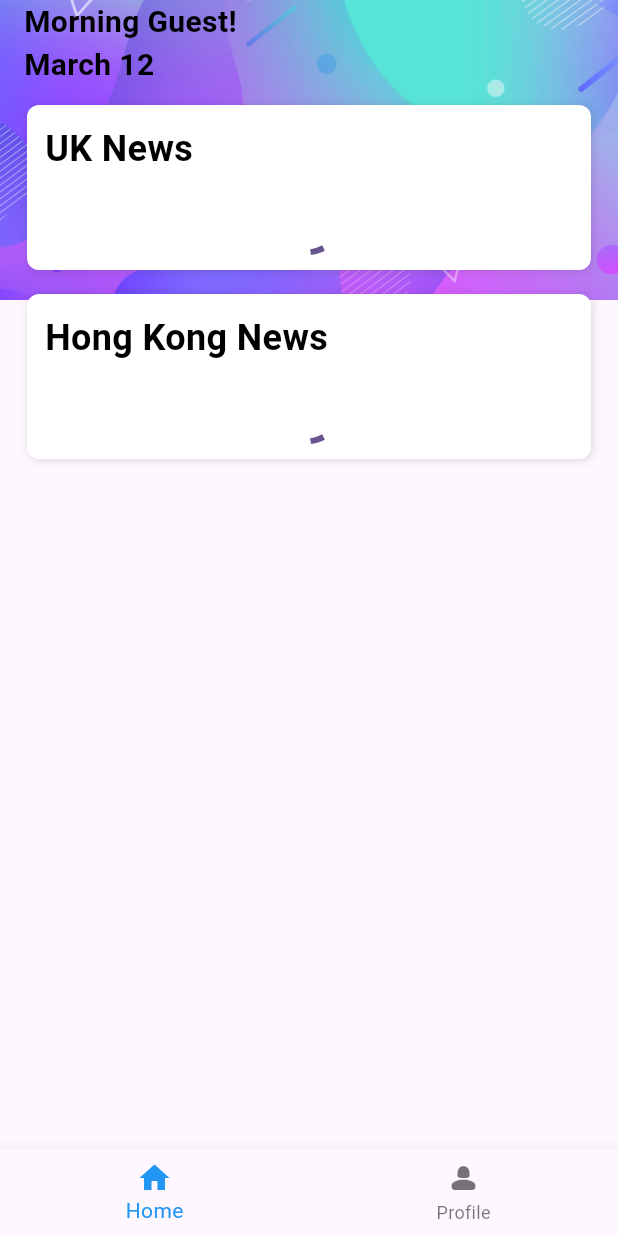
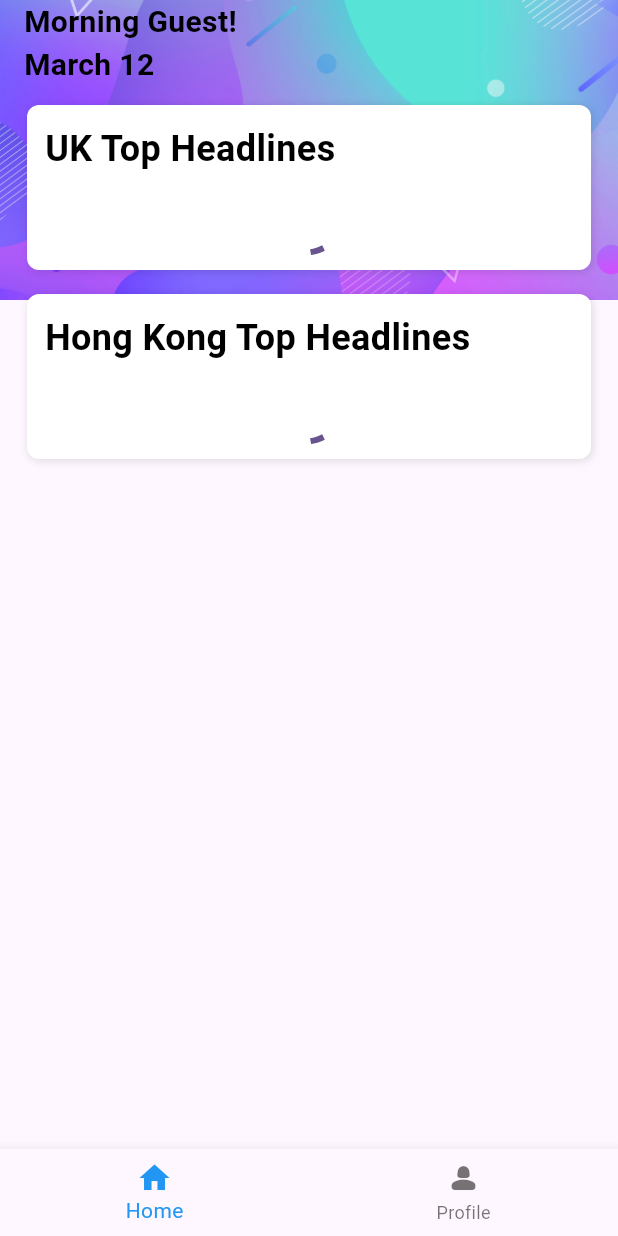
Before and after one commit to hildaylchung/flutter-app-showcase, a Flutter app: the screen it shows after launch, on a phone screen of 412 x 824 dp. Run offline on Flutter 3.47's test engine with Material 3 defaults, Android fonts, the phone set to English and light mode, and no system bars; our stand-ins replace flutter_dotenv, flutter_hooks, flutter_riverpod, get_time_ago, google_fonts, hooks_riverpod and 1 more; missing offline and left inert: news_api_flutter_package; Roboto replaces fonts that are missing (Hind).

Commit message:
fix: update text

```diff
--- a/lib/screens/home/news_feed.dart
+++ b/lib/screens/home/news_feed.dart
@@ -30,7 +30,8 @@ class NewsFeed extends StatelessWidget {
         child: Column(
           crossAxisAlignment: CrossAxisAlignment.start,
           children: [
-            Text('${country.fullname} News', style: AppTextStyle.pageTitle),
+            Text('${country.fullname} Top Headlines',
+                style: AppTextStyle.pageTitle),
             const SizedBox(height: 16),
             NewsList(country: country),
           ],
```
